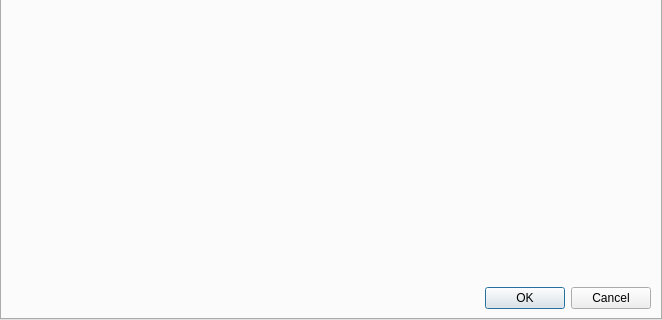
First picture: the form in BatchLightUE4/Views/WindowsSetupView.ui, repository shenyu0403/BatchBuildLightUE4, before the edit; both pictures show x 0 to 662 and y 208 to 528 of the 662 by 528 pixel window.
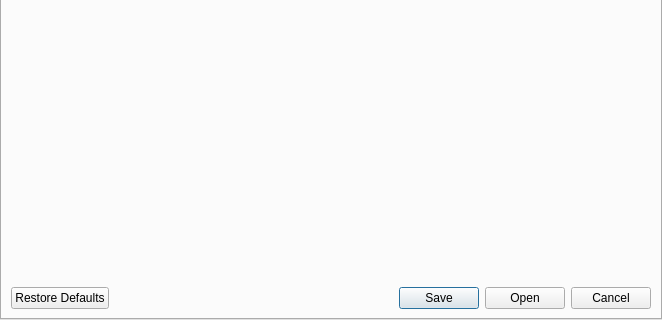
Second picture: the form after the edit. The open tabs and pages were chosen to show the change. Icons and pictures are not drawn.

Commit message: Update button toolbox inside the Network tab

The edit to the form file:
```diff
--- a/BatchLightUE4/Views/WindowsSetupView.ui
+++ b/BatchLightUE4/Views/WindowsSetupView.ui
@@ -339,7 +339,7 @@
     <item row="3" column="0">
      <widget class="QDialogButtonBox" name="buttonBoxNetwork">
       <property name="standardButtons">
-       <set>QDialogButtonBox::Cancel|QDialogButtonBox::Ok</set>
+       <set>QDialogButtonBox::Cancel|QDialogButtonBox::Open|QDialogButtonBox::RestoreDefaults|QDialogButtonBox::Save</set>
       </property>
      </widget>
     </item>
```
Left out of the diff: 2 changed lines with no effect on the pictures. The commit also changes 1 other file.
